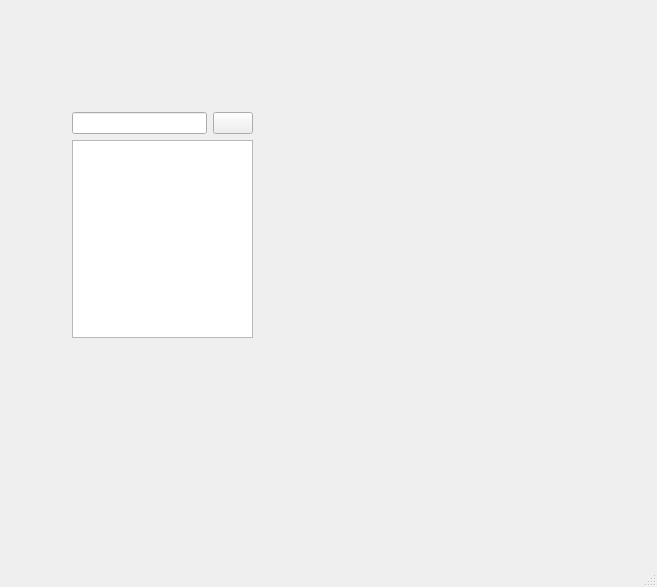
Old version of the form gui/GUI.ui in the repository nervouswizard/Pmagic.
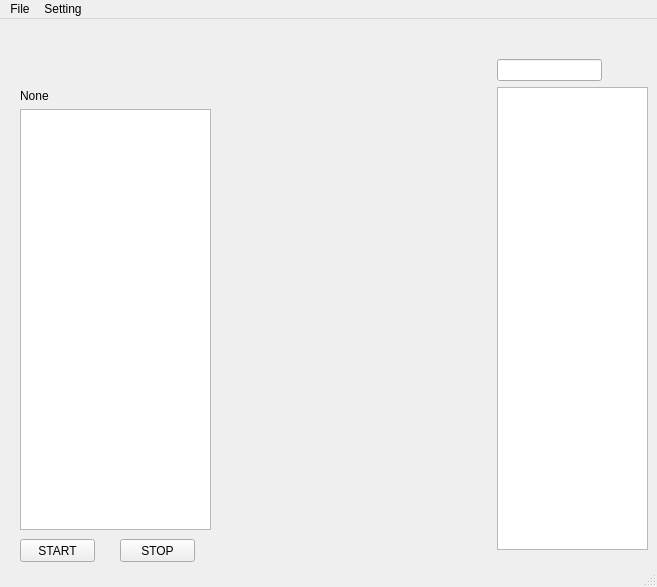
New version of the form. Icons and pictures are not drawn.

Commit message: build config class

Diff of the .ui file:
```diff
--- a/gui/GUI.ui
+++ b/gui/GUI.ui
@@ -13,24 +13,56 @@
   <property name="windowTitle">
    <string>MainWindow</string>
   </property>
+  <property name="autoFillBackground">
+   <bool>false</bool>
+  </property>
   <widget class="QWidget" name="centralwidget">
+   <widget class="QPushButton" name="start_script">
+    <property name="geometry">
+     <rect>
+      <x>20</x>
+      <y>520</y>
+      <width>75</width>
+      <height>23</height>
+     </rect>
+    </property>
+    <property name="text">
+     <string>START</string>
+    </property>
+   </widget>
+   <widget class="QPushButton" name="stop_script">
+    <property name="geometry">
+     <rect>
+      <x>120</x>
+      <y>520</y>
+      <width>75</width>
+      <height>23</height>
+     </rect>
+    </property>
+    <property name="text">
+     <string>STOP</string>
+    </property>
+   </widget>
    <widget class="QWidget" name="">
     <property name="geometry">
      <rect>
-      <x>72</x>
-      <y>112</y>
-      <width>181</width>
-      <height>226</height>
+      <x>497</x>
+      <y>40</y>
+      <width>151</width>
+      <height>491</height>
      </rect>
     </property>
-    <layout class="QVBoxLayout" name="verticalLayout">
-     <item>
+    <layout class="QGridLayout" name="gridLayout">
+     <item row="0" column="0">
       <layout class="QHBoxLayout" name="horizontalLayout_2">
        <item>
         <widget class="QLineEdit" name="search_bar_for_script"/>
        </item>
        <item>
         <widget class="QPushButton" name="search_button">
+         <property name="layoutDirection">
+          <enum>Qt::RightToLeft</enum>
+         </property>
          <property name="text">
           <string/>
          </property>
@@ -38,15 +70,49 @@
           <iconset>
            <normaloff>../icon/search.png</normaloff>../icon/search.png</iconset>
          </property>
+         <property name="shortcut">
+          <string/>
+         </property>
+         <property name="autoDefault">
+          <bool>false</bool>
+         </property>
+         <property name="default">
+          <bool>false</bool>
+         </property>
+         <property name="flat">
+          <bool>true</bool>
+         </property>
         </widget>
        </item>
       </layout>
      </item>
-     <item>
+     <item row="1" column="0">
       <widget class="QListWidget" name="scripts_list"/>
      </item>
     </layout>
    </widget>
+   <widget class="QWidget" name="">
+    <property name="geometry">
+     <rect>
+      <x>20</x>
+      <y>70</y>
+      <width>191</width>
+      <height>441</height>
+     </rect>
+    </property>
+    <layout class="QVBoxLayout" name="verticalLayout">
+     <item>
+      <widget class="QLabel" name="selected_script">
+       <property name="text">
+        <string>None</string>
+       </property>
+      </widget>
+     </item>
+     <item>
+      <widget class="QListView" name="listView"/>
+     </item>
+    </layout>
+   </widget>
   </widget>
   <widget class="QMenuBar" name="menubar">
    <property name="geometry">
@@ -57,6 +123,31 @@
      <height>21</height>
     </rect>
    </property>
+   <widget class="QMenu" name="menuFile">
+    <property name="autoFillBackground">
+     <bool>true</bool>
+    </property>
+    <property name="title">
+     <string>File</string>
+    </property>
+    <property name="separatorsCollapsible">
+     <bool>false</bool>
+    </property>
+    <property name="toolTipsVisible">
+     <bool>false</bool>
+    </property>
+    <addaction name="actionNew_script"/>
+   </widget>
+   <widget class="QMenu" name="menuSetting">
+    <property name="title">
+     <string>Setting</string>
+    </property>
+    <addaction name="actionUse_background_running"/>
+    <addaction name="actionFocus_on_window"/>
+    <addaction name="actionUse_mouse_random_move"/>
+   </widget>
+   <addaction name="menuFile"/>
+   <addaction name="menuSetting"/>
   </widget>
   <widget class="QStatusBar" name="statusbar"/>
  </widget>
```
Left out of the diff: 20 changed lines with no effect on the pictures. The commit also changes 5 other files.
